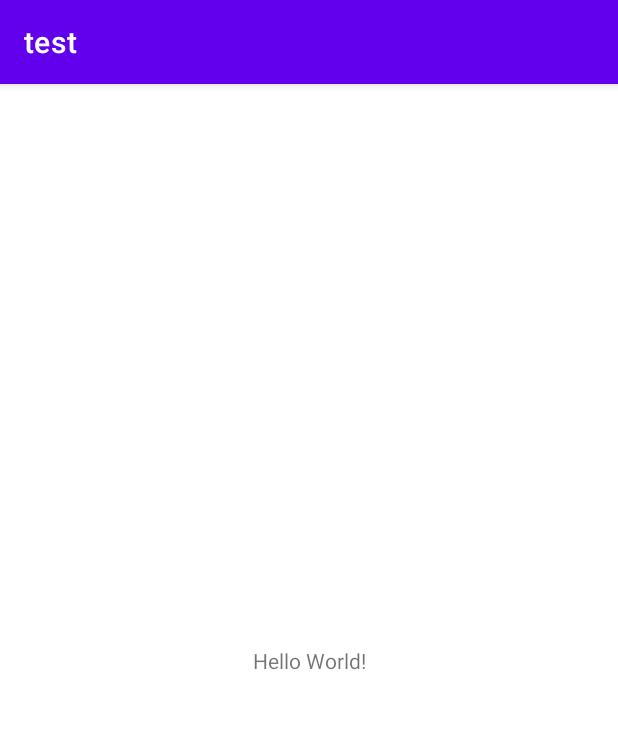
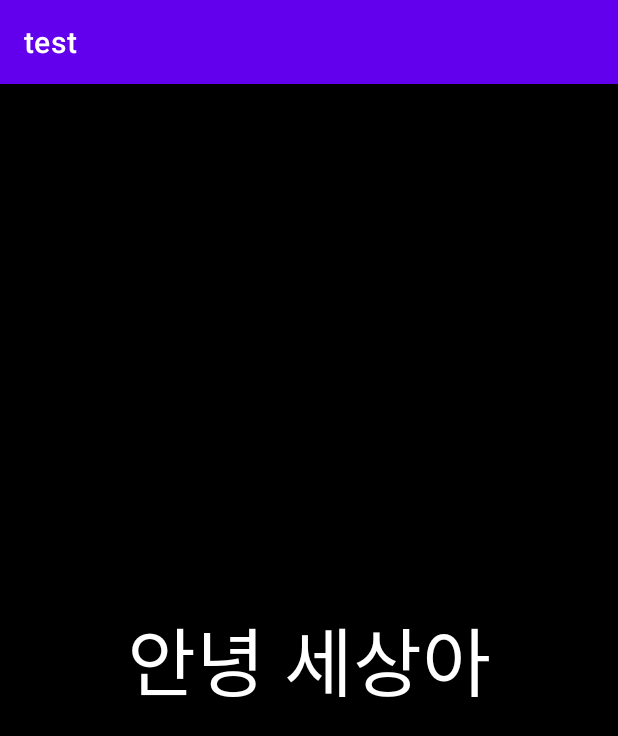
Before and after one commit to ksj000417/AndroidStudy, an Android app: the screen it shows after launch (MainActivity), on a phone screen of 412 x 824 dp. Shown: the top 736 px of the screen. Run offline under Robolectric (Android 15) with nearby library versions, the phone set to English and light mode, and no system bars.

Commit message:
download emulator & use RelativeLayout

```diff
--- a/app/src/main/res/layout/activity_main.xml
+++ b/app/src/main/res/layout/activity_main.xml
@@ -1,18 +1,24 @@
 <?xml version="1.0" encoding="utf-8"?>
-<androidx.constraintlayout.widget.ConstraintLayout xmlns:android="http://schemas.android.com/apk/res/android"
+<RelativeLayout
+    xmlns:android="http://schemas.android.com/apk/res/android"
     xmlns:app="http://schemas.android.com/apk/res-auto"
     xmlns:tools="http://schemas.android.com/tools"
     android:layout_width="match_parent"
     android:layout_height="match_parent"
-    tools:context=".MainActivity">
+    tools:context=".MainActivity"
+    android:background="@color/black"
+    >
 
     <TextView
+        android:layout_centerInParent="true"
+        android:textSize="50dp"
         android:layout_width="wrap_content"
         android:layout_height="wrap_content"
-        android:text="Hello World!"
+        android:textColor="#fff"
+        android:text="안녕 세상아"
         app:layout_constraintBottom_toBottomOf="parent"
         app:layout_constraintEnd_toEndOf="parent"
         app:layout_constraintStart_toStartOf="parent"
         app:layout_constraintTop_toTopOf="parent" />
 
-</androidx.constraintlayout.widget.ConstraintLayout>
+</RelativeLayout>
```
